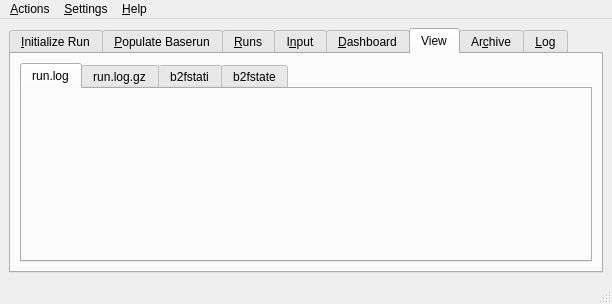
Qt form src/gui/solps.ui (LeCAD-PEG/SOLPS-GUI) before a commit.
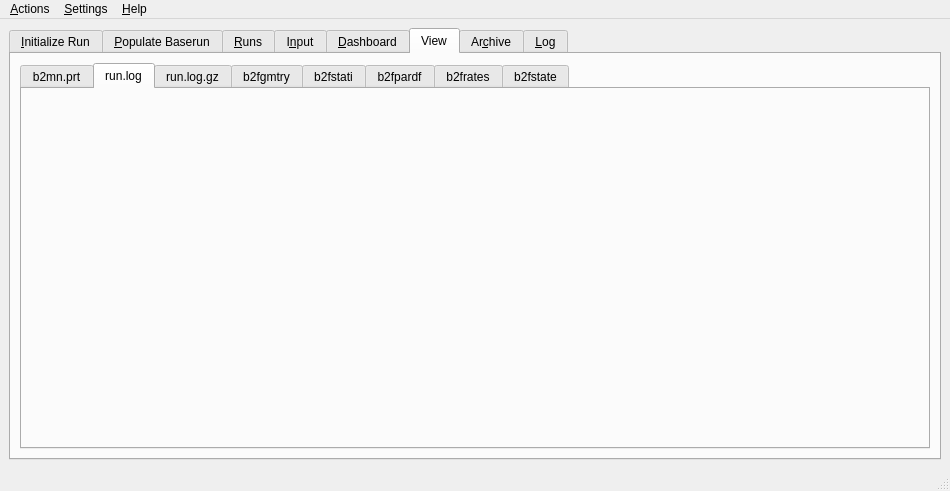
The same form after that commit. The open tabs and pages were chosen to show the change. Custom widgets are drawn as their Qt base class.

Commit message: Adding b2mn.prt page to View panel

Patch:
```diff
--- a/src/gui/solps.ui
+++ b/src/gui/solps.ui
@@ -10,8 +10,8 @@
    <rect>
     <x>0</x>
     <y>0</y>
-    <width>612</width>
-    <height>304</height>
+    <width>950</width>
+    <height>491</height>
    </rect>
   </property>
   <property name="sizePolicy">
@@ -596,6 +596,11 @@
           <property name="currentIndex">
            <number>0</number>
           </property>
+          <widget class="QWidget" name="tab_14">
+           <attribute name="title">
+            <string>b2mn.prt</string>
+           </attribute>
+          </widget>
           <widget class="QWidget" name="tab_7">
            <attribute name="title">
             <string>run.log</string>
@@ -606,11 +611,26 @@
             <string>run.log.gz</string>
            </attribute>
           </widget>
+          <widget class="QWidget" name="tab_11">
+           <attribute name="title">
+            <string>b2fgmtry</string>
+           </attribute>
+          </widget>
           <widget class="QWidget" name="tab_8">
            <attribute name="title">
             <string>b2fstati</string>
            </attribute>
           </widget>
+          <widget class="QWidget" name="tab_13">
+           <attribute name="title">
+            <string>b2fpardf</string>
+           </attribute>
+          </widget>
+          <widget class="QWidget" name="tab_12">
+           <attribute name="title">
+            <string>b2frates</string>
+           </attribute>
+          </widget>
           <widget class="QWidget" name="tab_9">
            <attribute name="title">
             <string>b2fstate</string>
@@ -692,8 +712,8 @@
     <rect>
      <x>0</x>
      <y>0</y>
-     <width>612</width>
-     <height>20</height>
+     <width>950</width>
+     <height>26</height>
     </rect>
    </property>
    <widget class="QMenu" name="menuFile">
```
Left out of the diff: 100 changed lines with no effect on the pictures. The commit also changes 4 other files.
